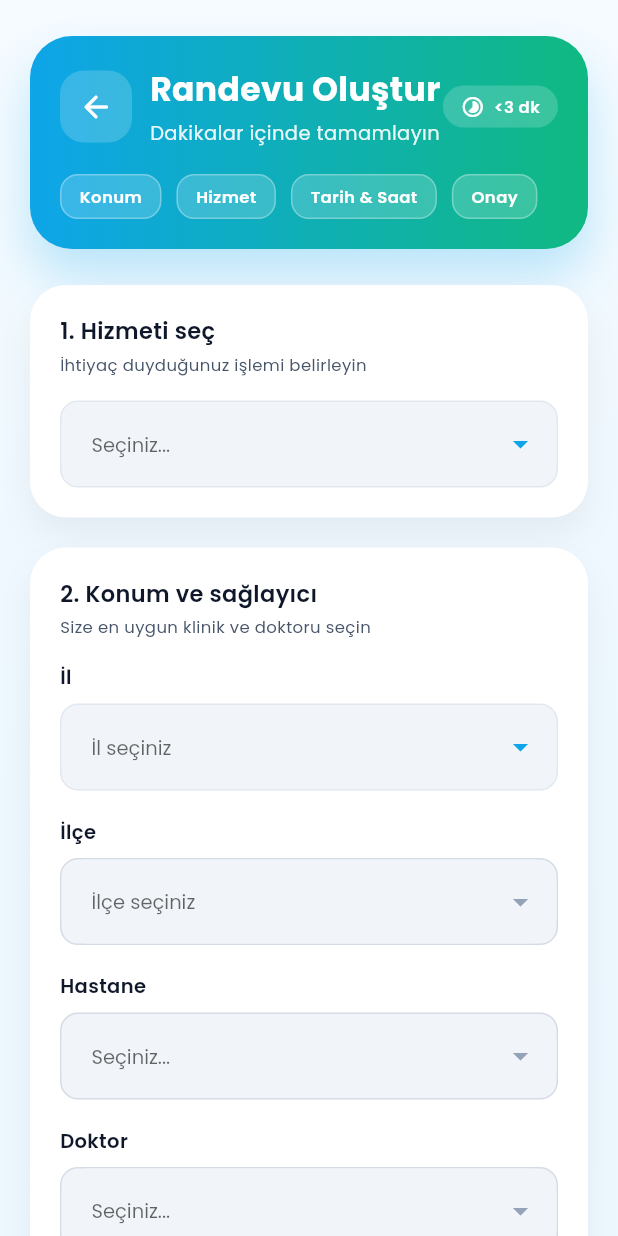
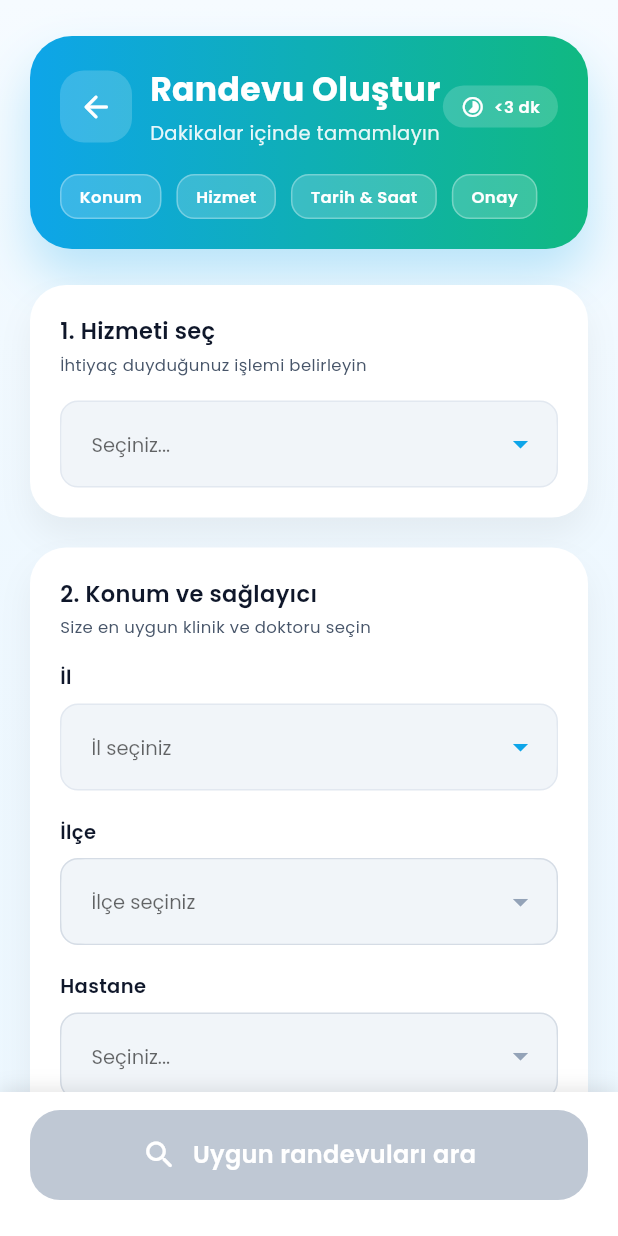
Before and after one commit to CemBlt/dent-panel, a Flutter app: the CreateAppointmentScreen screen opened directly, on a phone screen of 412 x 824 dp. Run offline on Flutter 3.47's test engine with Material 3 defaults, Android fonts, the phone set to English and light mode, and no system bars; our stand-ins replace google_fonts, supabase_flutter; accounts and stored records are empty.

Commit message:
randevu oluştur buton tasarımı

```diff
--- a/klasor/app_dent/lib/screens/create_appointment_screen.dart
+++ b/klasor/app_dent/lib/screens/create_appointment_screen.dart
@@ -44,7 +44,6 @@ class _CreateAppointmentScreenState extends State<CreateAppointmentScreen> {
   List<String> _availableTimes = [];
   bool _isSearchingSlots = false;
   final ScrollController _scrollController = ScrollController();
-  bool _showCreateButton = false;
 
   @override
   void initState() {
@@ -53,7 +52,6 @@ class _CreateAppointmentScreenState extends State<CreateAppointmentScreen> {
     WidgetsBinding.instance.addPostFrameCallback((_) {
       _checkAuthenticationAndLoadData();
     });
-    _scrollController.addListener(_handleScrollPosition);
   }
 
   Widget _buildHeroHeader(BuildContext context) {
@@ -199,21 +197,68 @@ class _CreateAppointmentScreenState extends State<CreateAppointmentScreen> {
     );
   }
 
-  Widget _buildSearchButton() {
-    final canSearch = _selectedService != null && !_isSearchingSlots;
-    return SizedBox(
-      width: double.infinity,
-      child: ElevatedButton(
-        onPressed: canSearch ? _searchAvailableSlots : null,
-        style: ElevatedButton.styleFrom(
-          backgroundColor: AppTheme.tealBlue,
-          foregroundColor: AppTheme.white,
-          padding: const EdgeInsets.symmetric(vertical: 16),
-          shape: RoundedRectangleBorder(borderRadius: BorderRadius.circular(16)),
-          elevation: 0,
-        ),
-        child: _isSearchingSlots
-            ? const SizedBox(
+  Widget _buildBottomAction() {
+    // Tüm alanlar dolu mu kontrol et
+    final isAllFieldsFilled = _isFormValid();
+    // Hizmet seçilmiş mi kontrol et (arama butonu için)
+    final isServiceSelected = _selectedService != null;
+
+    // Buton metni ve fonksiyonu belirle
+    final bool isCreateButton = isAllFieldsFilled;
+    final String buttonText = isCreateButton ? 'Randevu Oluştur' : 'Uygun randevuları ara';
+    final IconData buttonIcon = isCreateButton ? Icons.check_circle_outline : Icons.search_rounded;
+    final bool isButtonActive = isCreateButton
+        ? isAllFieldsFilled
+        : (isServiceSelected && !_isSearchingSlots);
+    final VoidCallback? onButtonTap = isButtonActive
+        ? (isCreateButton ? _createAppointment : _searchAvailableSlots)
+        : null;
+
+    return Positioned(
+      left: 0,
+      right: 0,
+      bottom: 0,
+      child: Container(
+        padding: const EdgeInsets.fromLTRB(20, 12, 20, 24),
+        decoration: BoxDecoration(
+          color: AppTheme.white,
+          boxShadow: [
+            BoxShadow(
+              color: Colors.black.withOpacity(0.1),
+              blurRadius: 10,
+              offset: const Offset(0, -2),
+            ),
+          ],
+        ),
+        child: SafeArea(
+          top: false,
+          child: DecoratedBox(
+            decoration: BoxDecoration(
+              gradient: isButtonActive ? AppTheme.accentGradient : null,
+              color: isButtonActive ? null : AppTheme.iconGray.withOpacity(0.6),
+              borderRadius: BorderRadius.circular(20),
+              boxShadow: isButtonActive
+                  ? [
+                      BoxShadow(
+                        color: AppTheme.tealBlue.withOpacity(0.3),
+                        blurRadius: 20,
+                        offset: const Offset(0, 8),
+                      ),
+                    ]
+                  : null,
+            ),
+            child: Material(
+              color: Colors.transparent,
+              child: InkWell(
+                onTap: onButtonTap,
+                borderRadius: BorderRadius.circular(20),
+                child: Padding(
+                  padding: const EdgeInsets.symmetric(vertical: 18),
+                  child: Row(
+                    mainAxisAlignment: MainAxisAlignment.center,
+                    children: [
+                      if (_isSearchingSlots && !isCreateButton)
+                        const SizedBox(
                           height: 20,
                           width: 20,
                           child: CircularProgressIndicator(
@@ -221,67 +266,21 @@ class _CreateAppointmentScreenState extends State<CreateAppointmentScreen> {
                             valueColor: AlwaysStoppedAnimation<Color>(Colors.white),
                           ),
                         )
-            : Row(
-                mainAxisAlignment: MainAxisAlignment.center,
-                children: [
-                  const Icon(Icons.search_rounded, color: Colors.white),
-                  const SizedBox(width: 8),
-                  Text(
-                    'Uygun randevuları ara',
-                    style: AppTheme.bodyMedium.copyWith(
-                      color: AppTheme.white,
-                      fontWeight: FontWeight.w600,
-                    ),
-                  ),
-                ],
-              ),
-      ),
-    );
-  }
-
-  Widget _buildBottomAction() {
-    final isActive = _isFormValid();
-    return Positioned(
-      left: 20,
-      right: 20,
-      bottom: 24,
-      child: DecoratedBox(
-        decoration: BoxDecoration(
-          gradient: isActive ? AppTheme.accentGradient : null,
-          color: isActive ? null : AppTheme.iconGray.withOpacity(0.6),
-          borderRadius: BorderRadius.circular(20),
-          boxShadow: isActive
-              ? [
-                  BoxShadow(
-                    color: AppTheme.tealBlue.withOpacity(0.3),
-                    blurRadius: 20,
-                    offset: const Offset(0, 12),
-                  ),
-                ]
-              : null,
-        ),
-        child: Material(
-          color: Colors.transparent,
-          child: InkWell(
-            onTap: isActive ? _createAppointment : null,
-            borderRadius: BorderRadius.circular(20),
-            child: Padding(
-              padding: const EdgeInsets.symmetric(vertical: 18),
-              child: Row(
-                mainAxisAlignment: MainAxisAlignment.center,
-                children: [
+                      else
                         Icon(
-                    Icons.check_circle_outline,
+                          buttonIcon,
                           color: AppTheme.white,
                         ),
                       const SizedBox(width: 10),
                       Text(
-                    'Randevu Oluştur',
+                        buttonText,
                         style: AppTheme.headingSmall.copyWith(
                           color: AppTheme.white,
                         ),
                       ),
                     ],
+                  ),
+                ),
               ),
             ),
           ),
@@ -647,18 +646,6 @@ class _CreateAppointmentScreenState extends State<CreateAppointmentScreen> {
       _updateFilteredHospitals();
       _filteredDoctors = filteredDoctors;
     });
-  }
-
-  void _handleScrollPosition() {
-    if (!_scrollController.hasClients) return;
-    final position = _scrollController.position;
-    final threshold = 40.0;
-    final isNearBottom = position.pixels >= position.maxScrollExtent - threshold;
-    if (isNearBottom != _showCreateButton) {
-      setState(() {
-        _showCreateButton = isNearBottom;
-      });
-    }
   }
 
   // Tüm illeri getir
@@ -1100,7 +1087,6 @@ class _CreateAppointmentScreenState extends State<CreateAppointmentScreen> {
   @override
   void dispose() {
     _notesController.dispose();
-    _scrollController.removeListener(_handleScrollPosition);
     _scrollController.dispose();
     super.dispose();
   }
@@ -1128,7 +1114,7 @@ class _CreateAppointmentScreenState extends State<CreateAppointmentScreen> {
                           child: SingleChildScrollView(
                             controller: _scrollController,
                             physics: const BouncingScrollPhysics(),
-                            padding: const EdgeInsets.fromLTRB(20, 12, 20, 120),
+                            padding: const EdgeInsets.fromLTRB(20, 12, 20, 100),
                             child: Column(
                               crossAxisAlignment: CrossAxisAlignment.start,
                               children: [
@@ -1186,8 +1172,6 @@ class _CreateAppointmentScreenState extends State<CreateAppointmentScreen> {
                                   getLabel: (doctor) => '${doctor.fullName} - ${doctor.specialty}',
                                   enabled: _selectedHospital != null && _filteredDoctors.isNotEmpty,
                                 ),
-                                const SizedBox(height: 20),
-                                _buildSearchButton(),
                               ],
                             ),
                             _buildSection(
@@ -1232,7 +1216,7 @@ class _CreateAppointmentScreenState extends State<CreateAppointmentScreen> {
                 ),
             ),
           ),
-          if (!_isLoading && _showCreateButton) _buildBottomAction(),
+          if (!_isLoading) _buildBottomAction(),
         ],
       ),
     );
```
Lines whose indentation alone changed are shown as unchanged.
